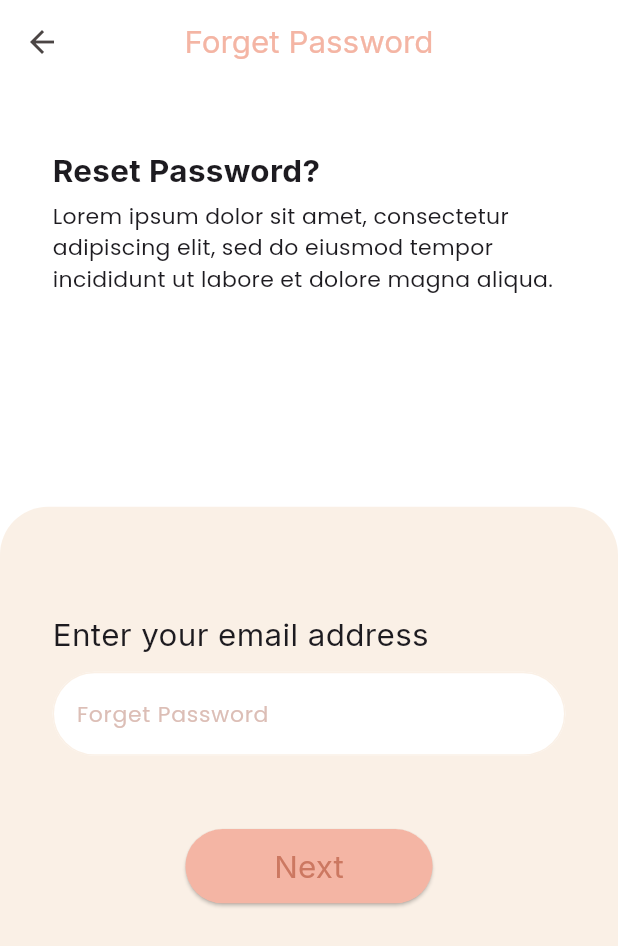
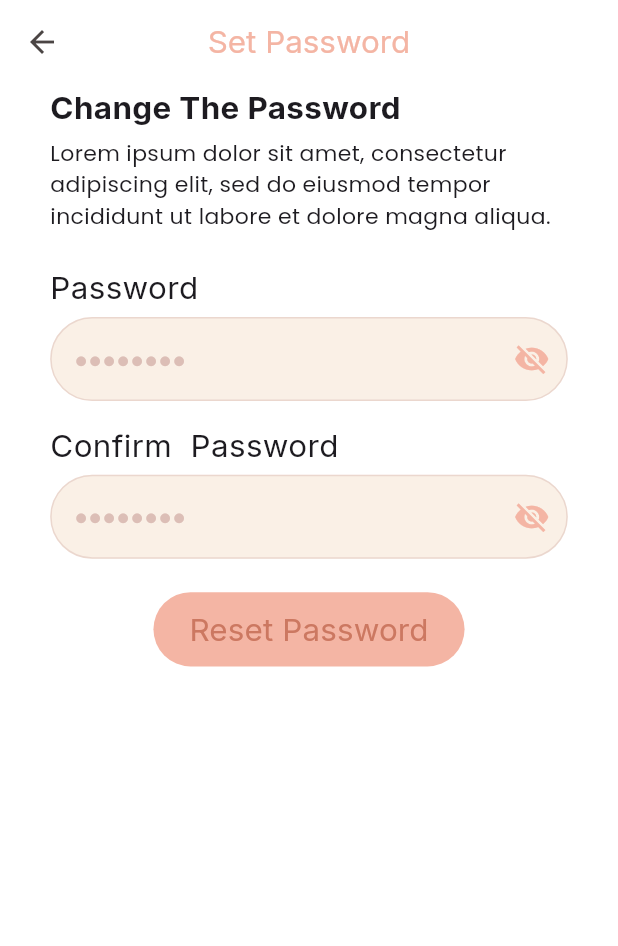
Before and after one commit to belaleid5/Decor_home, a Flutter app: the screen it shows after launch, after a tap on "Forgot Password?", after a tap on "Next", on a phone screen of 412 x 824 dp. Shown: the top 946 px of the screen. Run offline on Flutter 3.47's test engine with Material 3 defaults, Android fonts, the phone set to English and light mode, and no system bars; our stand-ins replace flutter_svg, google_fonts.

Commit message:
finish Auth Feature

```diff
--- a/lib/core/routing/app_router.dart
+++ b/lib/core/routing/app_router.dart
@@ -1,5 +1,6 @@
 import 'package:decor_app/features/mobile/auth/presentation/pages/forget_password.dart';
 import 'package:decor_app/features/mobile/auth/presentation/pages/login_sceen.dart';
+import 'package:decor_app/features/mobile/auth/presentation/pages/set_pasword.dart';
 import 'package:decor_app/features/mobile/auth/presentation/pages/sign_up_screen.dart';
 import 'package:decor_app/features/mobile/splash/presentation/pages/splash_screen.dart';
 import 'package:flutter/material.dart';
@@ -10,6 +11,7 @@ class AppRouter {
 
   static const String signUpRoute = '/signin';
   static const String forgetPasword = "/forgetPassword";
+  static const String setPassword = '/setPassword';
 
   static MaterialPageRoute onGenerate(RouteSettings settings) {
     switch (settings.name) {
@@ -22,6 +24,9 @@ class AppRouter {
 
       case forgetPasword:
         return MaterialPageRoute(builder: (_) => const ForgetPasswordScreen());
+
+      case setPassword:
+        return MaterialPageRoute(builder: (_) => const SetPasswordScreen());
       // Add more routes here as needed
 
       default:
--- /dev/null
+++ b/lib/features/mobile/auth/presentation/pages/set_pasword.dart
@@ -0,0 +1,13 @@
+import 'package:decor_app/features/mobile/auth/presentation/widgets/custom_sliver_app_bar.dart';
+import 'package:decor_app/features/mobile/auth/presentation/widgets/set_passowrd_body.dart';
+import 'package:flutter/material.dart';
+
+class SetPasswordScreen extends StatelessWidget {
+  const SetPasswordScreen({super.key});
+
+  @override
+  Widget build(BuildContext context) {
+    return Scaffold(
+      body: SetPasswordBody());
+  }
+}
--- a/lib/features/mobile/auth/presentation/widgets/cusotm_text_form_field.dart
+++ b/lib/features/mobile/auth/presentation/widgets/cusotm_text_form_field.dart
@@ -4,41 +4,115 @@ import 'package:decor_app/core/utils/app_color.dart';
 import 'package:decor_app/core/utils/app_text.dart';
 import 'package:flutter/material.dart';
 
-class CustomTextFormFiled extends StatelessWidget {
+class CustomTextFormFiled extends StatefulWidget {
   const CustomTextFormFiled({
     super.key,
     required this.hint,
     this.style,
     this.suffixIcon,
+    this.obscureText = false,
+    this.onChanged,
   });
 
   final String hint;
   final TextStyle? style;
   final Widget? suffixIcon;
+  final bool obscureText;
+  final ValueChanged<String>? onChanged;
+
+  @override
+  State<CustomTextFormFiled> createState() => _CustomTextFormFiledState();
+}
+
+class _CustomTextFormFiledState extends State<CustomTextFormFiled> with SingleTickerProviderStateMixin {
+  late AnimationController _controller;
+  late Animation<double> _typewriterAnimation;
+  late Animation<Color?> _borderColorAnimation;
+  final FocusNode _focusNode = FocusNode();
+  String _displayedHint = '';
+  int _charIndex = 0;
+
+  @override
+  void initState() {
+    super.initState();
+    _controller = AnimationController(
+      vsync: this,
+      duration: const Duration(milliseconds: 1200), // مدة ظهور الأحرف
+    );
+
+    _typewriterAnimation = Tween<double>(begin: 0.0, end: 1.0).animate(
+      CurvedAnimation(parent: _controller, curve: Curves.easeOut),
+    );
+
+    _borderColorAnimation = ColorTween(
+      begin: AppColor.insideColor.withOpacity(0.5),
+      end: AppColor.secondary.withOpacity(0.8),
+    ).animate(CurvedAnimation(
+      parent: _controller,
+      curve: const Interval(0.7, 1.0, curve: Curves.easeInOut),
+    ));
+
+    _controller.addStatusListener((status) {
+      if (status == AnimationStatus.completed) {
+        _displayedHint = widget.hint;
+      } else {
+        _typewriterEffect();
+      }
+    });
+
+    _controller.forward();
+
+    _focusNode.addListener(() {
+      if (_focusNode.hasFocus) {
+        _controller.reset();
+        _controller.forward(); // إعادة تشغيل الأنيميشن عند التركيز
+      }
+    });
+  }
+
+  void _typewriterEffect() {
+    if (_charIndex < widget.hint.length) {
+      _displayedHint = widget.hint.substring(0, _charIndex + 1);
+      _charIndex++;
+      setState(() {});
+      Future.delayed(const Duration(milliseconds: 100), _typewriterEffect);
+    }
+  }
+
+  @override
+  void dispose() {
+    _controller.dispose();
+    _focusNode.dispose();
+    super.dispose();
+  }
+
   @override
   Widget build(BuildContext context) {
     final res = ResponsiveHelper(context);
 
     return SizedBox(
       width: res.isDesktop ? res.wp(40) : res.wp(330),
-      child: TextFormField(
-        decoration: InputDecoration(
-          suffixIcon: suffixIcon,
-          filled: true,
-          fillColor: AppColor.secondary,
-          enabledBorder: buildOutlineBorder(),
-          focusedBorder: buildOutlineBorder(),
-          border: buildOutlineBorder(),
-          hintText: hint,
-          hintStyle:
-              res.isDesktop
-                  ? AppTextStyles.poppins14(
-                    context,
-                  ).copyWith(color: AppColor.insideColor)
-                  : AppTextStyles.poppins14(
-                    context,
-                  ).copyWith(color: AppColor.insideColor),
-        ),
+      child: AnimatedBuilder(
+        animation: _controller,
+        builder: (context, child) {
+          return TextFormField(
+            focusNode: _focusNode,
+            obscureText: widget.obscureText,
+            onChanged: widget.onChanged,
+            decoration: InputDecoration(
+              suffixIcon: widget.suffixIcon,
+              filled: true,
+              fillColor: AppColor.secondary,
+              enabledBorder: buildOutlineBorder().copyWith(borderSide: BorderSide(color: AppColor.insideColor.withOpacity(0.5))),
+              focusedBorder: buildOutlineBorder().copyWith(borderSide: BorderSide(color: _borderColorAnimation.value ?? AppColor.secondary)),
+              border: buildOutlineBorder().copyWith(borderSide: BorderSide(color: AppColor.insideColor.withOpacity(0.5))),
+              hintText: _displayedHint,
+              hintStyle: res.isDesktop
+                  ? AppTextStyles.poppins14(context).copyWith(color: AppColor.insideColor)
+                  : AppTextStyles.poppins14(context).copyWith(color: AppColor.insideColor),
+            ),
+          );
+        },
       ),
     );
   }
--- a/lib/features/mobile/auth/presentation/widgets/custom_container_form_forget_password.dart
+++ b/lib/features/mobile/auth/presentation/widgets/custom_container_form_forget_password.dart
@@ -1,4 +1,5 @@
 import 'package:decor_app/core/responsive/responsive_helper.dart';
+import 'package:decor_app/core/routing/app_router.dart';
 import 'package:decor_app/core/utils/app_color.dart';
 import 'package:decor_app/features/mobile/auth/presentation/widgets/custom_elevated_butto.dart';
 import 'package:decor_app/features/mobile/auth/presentation/widgets/custom_title_text_form.dart';
@@ -34,7 +35,8 @@ class CustomContainerFieldForgetPassword extends StatelessWidget {
             CustomTitleTextForm(title: "Enter your email address"),
             TextFormForgetPassword(res: res),
             SizedBox(height: res.hp(res.isMobile ? 3.5 : 3)),
-            CustomElevatedButton(title: "Next"),
+            CustomElevatedButton(title: "Next",onPressed: ()=>Navigator.pushReplacementNamed(context,
+             AppRouter.setPassword)),
           ],
         ),
       ),
--- a/lib/features/mobile/auth/presentation/widgets/custom_elevated_butto.dart
+++ b/lib/features/mobile/auth/presentation/widgets/custom_elevated_butto.dart
@@ -4,8 +4,9 @@ import 'package:decor_app/core/utils/app_text.dart';
 import 'package:flutter/material.dart';
 
 class CustomElevatedButton extends StatelessWidget {
-  const CustomElevatedButton({super.key, required this.title});
+  const CustomElevatedButton({super.key, required this.title, this.onPressed});
   final String title;
+  final void Function()? onPressed;
   @override
   Widget build(BuildContext context) {
     final res = ResponsiveHelper(context);
@@ -23,7 +24,7 @@ class CustomElevatedButton extends StatelessWidget {
             RoundedRectangleBorder(borderRadius: BorderRadius.circular(32)),
           ),
         ),
-        onPressed: () {},
+        onPressed: onPressed,
         child: Text(
           title,
           style:
--- a/lib/features/mobile/auth/presentation/widgets/login_screen_body_mobile.dart
+++ b/lib/features/mobile/auth/presentation/widgets/login_screen_body_mobile.dart
@@ -10,6 +10,7 @@ import 'package:decor_app/features/mobile/auth/presentation/widgets/custom_eleva
 import 'package:decor_app/features/mobile/auth/presentation/widgets/custom_title_text_form.dart';
 import 'package:decor_app/features/mobile/auth/presentation/widgets/forget_password.dart';
 import 'package:decor_app/features/mobile/auth/presentation/widgets/go_to_sign_up_or_in.dart';
+import 'package:decor_app/features/mobile/auth/presentation/widgets/password_field.dart';
 import 'package:flutter/material.dart';
 
 class LoginScreenBodyMobile extends StatelessWidget {
@@ -40,15 +41,7 @@ class LoginScreenBodyMobile extends StatelessWidget {
               SizedBox(height: r.hp(1.5)),
               CustomTitleTextForm(title: "Password"),
               SizedBox(height: r.hp(0.5)),
-
-              CustomTextFormFiled(
-                suffixIcon: Icon(
-                  Icons.remove_red_eye,
-                  color: AppColor.primaryColor,
-                ),
-
-                hint: "● ● ● ● ● ● ● ●",
-              ),
+              PasswordField(),
               SizedBox(height: r.hp(4)),
               CustomElevatedButton(title: "LogIn",),
               SizedBox(height: r.hp(2.5)),
--- /dev/null
+++ b/lib/features/mobile/auth/presentation/widgets/password_field.dart
@@ -0,0 +1,35 @@
+import 'package:decor_app/core/utils/app_color.dart';
+import 'package:decor_app/features/mobile/auth/presentation/widgets/cusotm_text_form_field.dart';
+import 'package:flutter/material.dart';
+
+class PasswordField extends StatefulWidget {
+  const PasswordField({super.key});
+
+  @override
+  State<PasswordField> createState() => _PasswordFieldState();
+}
+
+class _PasswordFieldState extends State<PasswordField> {
+  bool _obscureText = true;
+
+  void _toggleVisibility() {
+    setState(() {
+      _obscureText = !_obscureText;
+    });
+  }
+
+  @override
+  Widget build(BuildContext context) {
+    return CustomTextFormFiled(
+      hint: "●●●●●●●●",
+      obscureText: _obscureText,
+      suffixIcon: IconButton(
+        icon: Icon(
+          _obscureText ? Icons.visibility_off : Icons.visibility,
+          color: AppColor.primaryColor,
+        ),
+        onPressed: _toggleVisibility,
+      ),
+    );
+  }
+}
--- /dev/null
+++ b/lib/features/mobile/auth/presentation/widgets/set_passowrd_body.dart
@@ -0,0 +1,47 @@
+import 'package:decor_app/core/responsive/responsive_helper.dart';
+import 'package:decor_app/core/widget/custom_sup_title_sections.dart';
+import 'package:decor_app/core/widget/custom_title_section.dart';
+import 'package:decor_app/features/mobile/auth/presentation/widgets/cusotm_text_form_field.dart';
+import 'package:decor_app/features/mobile/auth/presentation/widgets/custom_elevated_butto.dart';
+import 'package:decor_app/features/mobile/auth/presentation/widgets/custom_sliver_app_bar.dart';
+import 'package:decor_app/features/mobile/auth/presentation/widgets/custom_title_text_form.dart';
+import 'package:decor_app/features/mobile/auth/presentation/widgets/password_field.dart';
+import 'package:flutter/material.dart';
+
+class SetPasswordBody extends StatelessWidget {
+  const SetPasswordBody({super.key});
+
+  @override
+  Widget build(BuildContext context) {
+    final res = ResponsiveHelper(context);
+    return CustomScrollView(
+      slivers: [
+        CustomSliverAppBar(title: "Set Password"),
+        SliverToBoxAdapter(
+          child: Padding(
+            padding: EdgeInsets.symmetric(horizontal: res.screenWidth * 0.0812 ),
+            child: Column(
+              spacing: 5,
+              crossAxisAlignment: CrossAxisAlignment.start,
+              children: [
+                CustomTitleSection(title: "Change The Password"),
+                CustomSupTitleSection(
+                  supTitle:
+                      "Lorem ipsum dolor sit amet, consectetur adipiscing elit, sed do eiusmod tempor incididunt ut labore et dolore magna aliqua. ",
+                ),
+                SizedBox(height: res.hp(1.5)),
+                CustomTitleTextForm(title: "Password"),
+                PasswordField(),
+                SizedBox(height: res.hp(0.5)),
+                CustomTitleTextForm(title: "Confirm  Password"),
+                PasswordField(),
+                SizedBox(height: res.hp(1.5)),
+                CustomElevatedButton(title: "Reset Password"),
+              ],
+            ),
+          ),
+        ),
+      ],
+    );
+  }
+}
--- a/lib/features/mobile/auth/presentation/widgets/sign_up_screen_body.dart
+++ b/lib/features/mobile/auth/presentation/widgets/sign_up_screen_body.dart
@@ -7,6 +7,7 @@ import 'package:decor_app/features/mobile/auth/presentation/widgets/custom_circu
 import 'package:decor_app/features/mobile/auth/presentation/widgets/custom_elevated_butto.dart';
 import 'package:decor_app/features/mobile/auth/presentation/widgets/custom_title_text_form.dart';
 import 'package:decor_app/features/mobile/auth/presentation/widgets/go_to_sign_up_or_in.dart';
+import 'package:decor_app/features/mobile/auth/presentation/widgets/password_field.dart';
 import 'package:decor_app/features/mobile/auth/presentation/widgets/terms_condition.dart';
 import 'package:flutter/material.dart';
 
@@ -37,10 +38,10 @@ class SignUpScreenBody extends StatelessWidget {
             CustomTextFormFiled(hint: "DD / MM /YYY"),
             SizedBox(height: res.hp(0.7)),
             CustomTitleTextForm(title: "Password"),
-            CustomTextFormFiled(hint: "● ● ● ● ● ●● ●"),
+                PasswordField(),
             SizedBox(height: res.hp(0.7)),
             CustomTitleTextForm(title: "Confirm Password"),
-            CustomTextFormFiled(hint: "● ● ● ● ● ●● ●"),
+            PasswordField(),
             SizedBox(height: res.hp(1.5)),
             TermCondition(),
             SizedBox(height: res.hp(0.7)),
```
